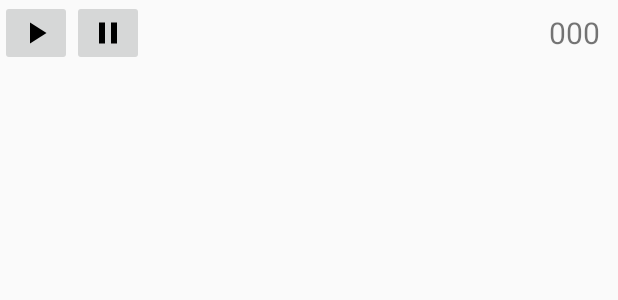
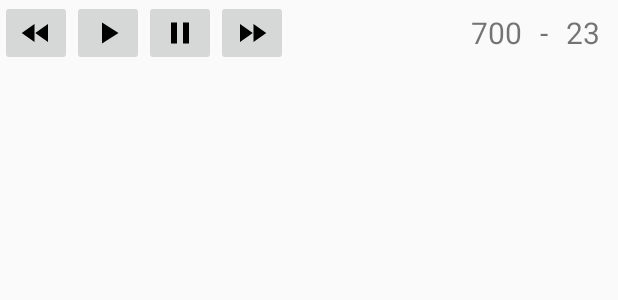
Before and after one commit to Bulrogg/kata, an Android app: the layout activity_game_of_life_custom_view.xml on its own in the app's theme, with its tools: preview values and no code run, on a phone screen of 412 x 824 dp. Shown: the top 300 px of the screen. Run offline under Robolectric (Android 15) with nearby library versions, the phone set to English and light mode, and no system bars.

Commit message:
Game of life : slowdown and speed generation timing

```diff
--- a/app/src/main/java/com/frederic/millard/android/kata/gameoflife/GameOfLifeCustomViewActivity.kt
+++ b/app/src/main/java/com/frederic/millard/android/kata/gameoflife/GameOfLifeCustomViewActivity.kt
@@ -23,6 +23,8 @@ import com.frederic.millard.android.kata.gameoflife.presentation.GameOfLifeDispl
 import com.frederic.millard.android.kata.gameoflife.presentation.GameOfLifePresenter
 import com.frederic.millard.android.kata.gameoflife.repository.WorldRepository
 import kotlinx.android.synthetic.main.activity_game_of_life_custom_view.*
+import kotlin.math.max
+import kotlin.math.min
 
 
 class GameOfLifeCustomViewActivity : AppCompatActivity(), GameOfLifeDisplay {
@@ -37,12 +39,16 @@ class GameOfLifeCustomViewActivity : AppCompatActivity(), GameOfLifeDisplay {
 
     private val cellsMap: MutableMap<Pair<Int, Int>, CellView> = mutableMapOf()
 
+    private var generationTime: Long = 700L
+
     override fun onCreate(savedInstanceState: Bundle?) {
         super.onCreate(savedInstanceState)
         setContentView(R.layout.activity_game_of_life_custom_view)
 
+        slowButton.setOnClickListener { changeGenerationTime(max(generationTime - 100, 100)) }
         startButton.setOnClickListener { controller.start() }
         pauseButton.setOnClickListener { controller.stop() }
+        speedButton.setOnClickListener { changeGenerationTime(min(generationTime + 100, 5000)) }
 
         injectObject()
 
@@ -57,9 +63,16 @@ class GameOfLifeCustomViewActivity : AppCompatActivity(), GameOfLifeDisplay {
                 val colCount = worldContent.width / CELL_WIDTH_PX
                 initWorldDisplay(rowCount, colCount)
                 controller.initWorld(rowCount, colCount)
-                controller.changeGenerationTimeValue(700L)
+                changeGenerationTime(generationTime)
             }
         })
+    }
+
+    // TODO buerk, devrait être dans le controller
+    private fun changeGenerationTime(newGenerationTime: Long) {
+        generationTime = newGenerationTime
+        controller.changeGenerationTimeValue(newGenerationTime)
+        generationTimeTextView.text = newGenerationTime.toString()
     }
 
     private fun initWorldDisplay(rowCount: Int, colCount: Int) {
@@ -100,7 +113,7 @@ class GameOfLifeCustomViewActivity : AppCompatActivity(), GameOfLifeDisplay {
     override fun displayWorld(world: World) {
         Handler(Looper.getMainLooper()).post {
             with(world) {
-                generationTextView.text = generationCount.toString()
+                generationCountTextView.text = generationCount.toString()
                 for (row in cells.indices) {
                     val colCells = cells[row]
                     for (col in colCells.indices) {
--- a/app/src/main/java/com/frederic/millard/android/kata/gameoflife/controller/GameOfLifeController.kt
+++ b/app/src/main/java/com/frederic/millard/android/kata/gameoflife/controller/GameOfLifeController.kt
@@ -45,12 +45,17 @@ private class GenerationTimer(private var generationTime: Long, private val runF
         this.generationTime = generationTime
     }
 
-    init {
-        timer.scheduleAtFixedRate(object : TimerTask() {
+    private fun runInfiniteLoop() {
+        timer.schedule(object : TimerTask() {
             override fun run() {
                 if (generationRunning) runFunction()
+                runInfiniteLoop()
             }
-        }, 0, generationTime)
+        }, generationTime)
+    }
+
+    init {
+        runInfiniteLoop()
     }
 
 }
--- /dev/null
+++ b/app/src/main/res/drawable/ic_fast_forward_black_24dp.xml
@@ -0,0 +1,9 @@
+<vector xmlns:android="http://schemas.android.com/apk/res/android"
+        android:width="24dp"
+        android:height="24dp"
+        android:viewportWidth="24.0"
+        android:viewportHeight="24.0">
+    <path
+        android:fillColor="#FF000000"
+        android:pathData="M4,18l8.5,-6L4,6v12zM13,6v12l8.5,-6L13,6z"/>
+</vector>
--- /dev/null
+++ b/app/src/main/res/drawable/ic_fast_rewind_black_24dp.xml
@@ -0,0 +1,9 @@
+<vector xmlns:android="http://schemas.android.com/apk/res/android"
+        android:width="24dp"
+        android:height="24dp"
+        android:viewportWidth="24.0"
+        android:viewportHeight="24.0">
+    <path
+        android:fillColor="#FF000000"
+        android:pathData="M11,18L11,6l-8.5,6 8.5,6zM11.5,12l8.5,6L20,6l-8.5,6z"/>
+</vector>
--- a/app/src/main/res/layout/activity_game_of_life_custom_view.xml
+++ b/app/src/main/res/layout/activity_game_of_life_custom_view.xml
@@ -7,11 +7,19 @@
     tools:context=".gameoflife.GameOfLifeCustomViewActivity">
 
     <ImageButton
+        android:id="@+id/slowButton"
+        android:layout_width="wrap_content"
+        android:layout_height="wrap_content"
+        android:src="@drawable/ic_fast_rewind_black_24dp"
+        app:layout_constraintStart_toStartOf="parent"
+        app:layout_constraintTop_toTopOf="parent" />
+
+    <ImageButton
         android:id="@+id/startButton"
         android:layout_width="wrap_content"
         android:layout_height="wrap_content"
         android:src="@drawable/ic_play_arrow_black_24dp"
-        app:layout_constraintStart_toStartOf="parent"
+        app:layout_constraintStart_toEndOf="@id/slowButton"
         app:layout_constraintTop_toTopOf="parent" />
 
     <ImageButton
@@ -22,8 +30,38 @@
         app:layout_constraintStart_toEndOf="@id/startButton"
         app:layout_constraintTop_toTopOf="parent" />
 
+    <ImageButton
+        android:id="@+id/speedButton"
+        android:layout_width="wrap_content"
+        android:layout_height="wrap_content"
+        android:src="@drawable/ic_fast_forward_black_24dp"
+        app:layout_constraintStart_toEndOf="@id/pauseButton"
+        app:layout_constraintTop_toTopOf="parent" />
+
     <TextView
-        android:id="@+id/generationTextView"
+        android:id="@+id/generationTimeTextView"
+        android:layout_width="wrap_content"
+        android:layout_height="wrap_content"
+        android:layout_marginTop="8dp"
+        android:layout_marginEnd="12dp"
+        android:textSize="20sp"
+        app:layout_constraintEnd_toStartOf="@id/separator"
+        app:layout_constraintTop_toTopOf="parent"
+        tools:text="700" />
+
+    <TextView
+        android:id="@+id/separator"
+        android:layout_width="wrap_content"
+        android:layout_height="wrap_content"
+        android:layout_marginTop="8dp"
+        android:layout_marginEnd="12dp"
+        android:text="-"
+        android:textSize="20sp"
+        app:layout_constraintEnd_toStartOf="@id/generationCountTextView"
+        app:layout_constraintTop_toTopOf="parent" />
+
+    <TextView
+        android:id="@+id/generationCountTextView"
         android:layout_width="wrap_content"
         android:layout_height="wrap_content"
         android:layout_marginTop="8dp"
@@ -31,14 +69,14 @@
         android:textSize="20sp"
         app:layout_constraintEnd_toEndOf="parent"
         app:layout_constraintTop_toTopOf="parent"
-        tools:text="000" />
+        tools:text="23" />
 
     <androidx.constraintlayout.widget.Barrier
         android:id="@+id/controllerBarrier"
         android:layout_width="0dp"
         android:layout_height="0dp"
         app:barrierDirection="bottom"
-        app:constraint_referenced_ids="generationTextView,startButton" />
+        app:constraint_referenced_ids="startButton,pauseButton,slowButton,speedButton,generationCountTextView,generationTimeTextView" />
 
     <FrameLayout
         android:id="@+id/worldContent"
```
